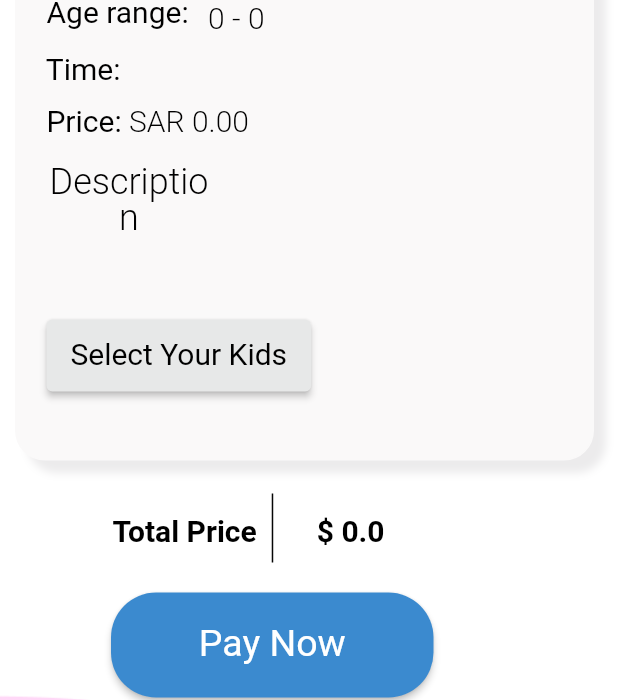
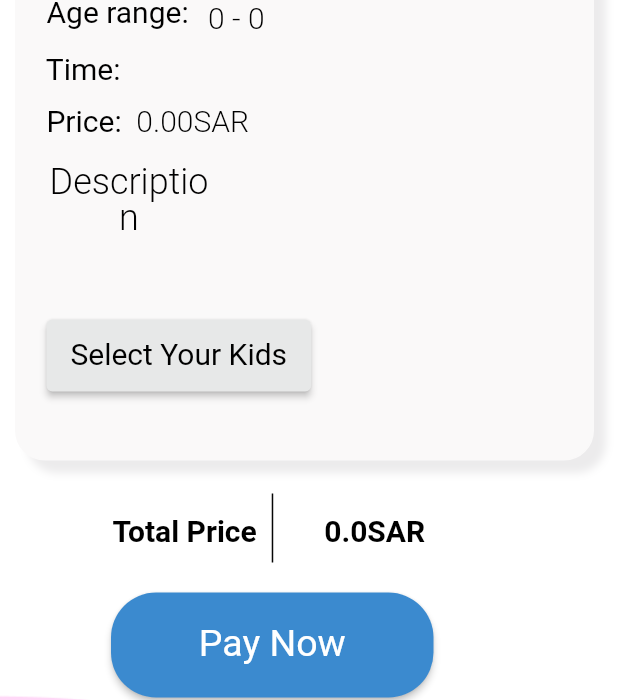
Before and after one commit to Joryalhassan/Baheej-Application, a Flutter app: the ServiceDetailsPage screen opened directly with empty values, on a phone screen of 412 x 824 dp. Shown: the part 516-1216 px from the top of the screen. Run offline on Flutter 3.47's test engine with Material 2 defaults, Android fonts, the phone set to English and light mode, and no system bars; our stand-ins replace cloud_firestore, firebase_auth, firebase_core; missing offline and left inert: firebase_core_platform_interface, flutter_stripe; accounts and stored records are empty; Roboto replaces fonts that are missing (Imprima).

Commit message:
sorry , another change in UI .total price and price to be SAR

```diff
--- a/baheej/lib/screens/ServiceDetailsPage.dart
+++ b/baheej/lib/screens/ServiceDetailsPage.dart
@@ -531,7 +531,7 @@ class _ServiceDetailsPageState extends State<ServiceDetailsPage> {
                               ),
                             ),
                             Text(
-                              '\SAR ${widget.service.servicePrice.toStringAsFixed(2)}', // Display service price
+                              ' ${widget.service.servicePrice.toStringAsFixed(2)}\SAR', // Display service price
                               textAlign: TextAlign.center,
                               style: TextStyle(
                                 fontFamily: 'Imprima',
@@ -735,7 +735,7 @@ class _ServiceDetailsPageState extends State<ServiceDetailsPage> {
                         ),
                       ),
                       Text(
-                        '\$ ${calculateTotalPrice(widget.service)}', // Calculate and display total price
+                        ' ${calculateTotalPrice(widget.service)}\SAR', // Calculate and display total price
                         style: TextStyle(
                           fontFamily: 'Imprima',
                           fontSize: 20 * ffem,
```
